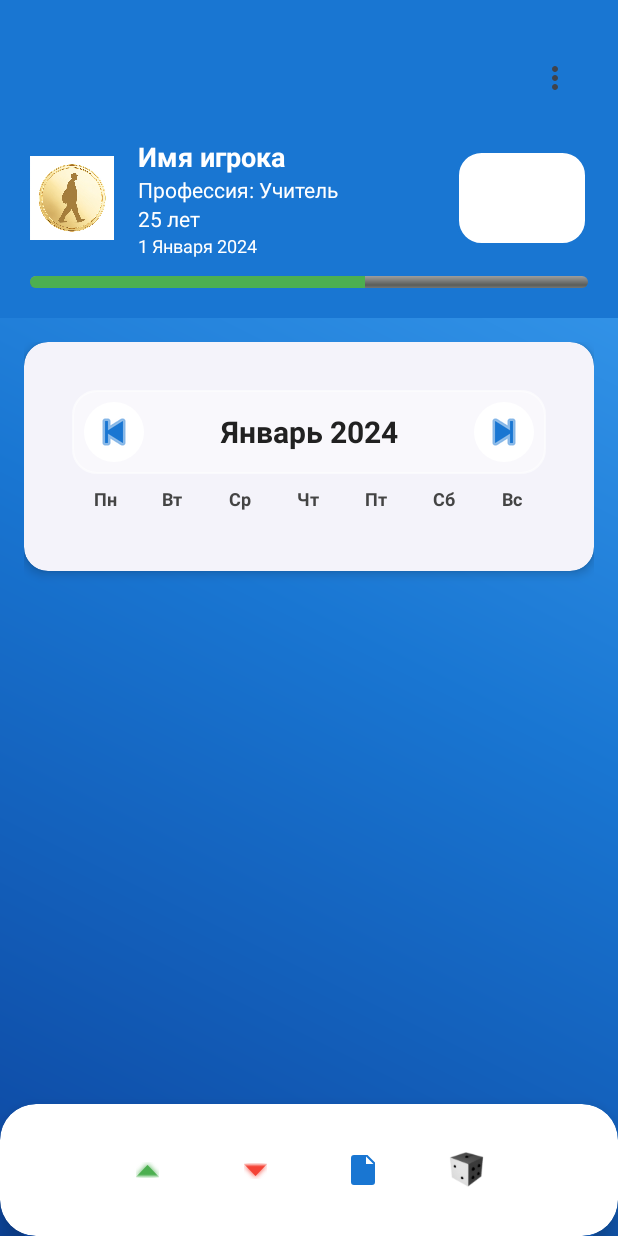
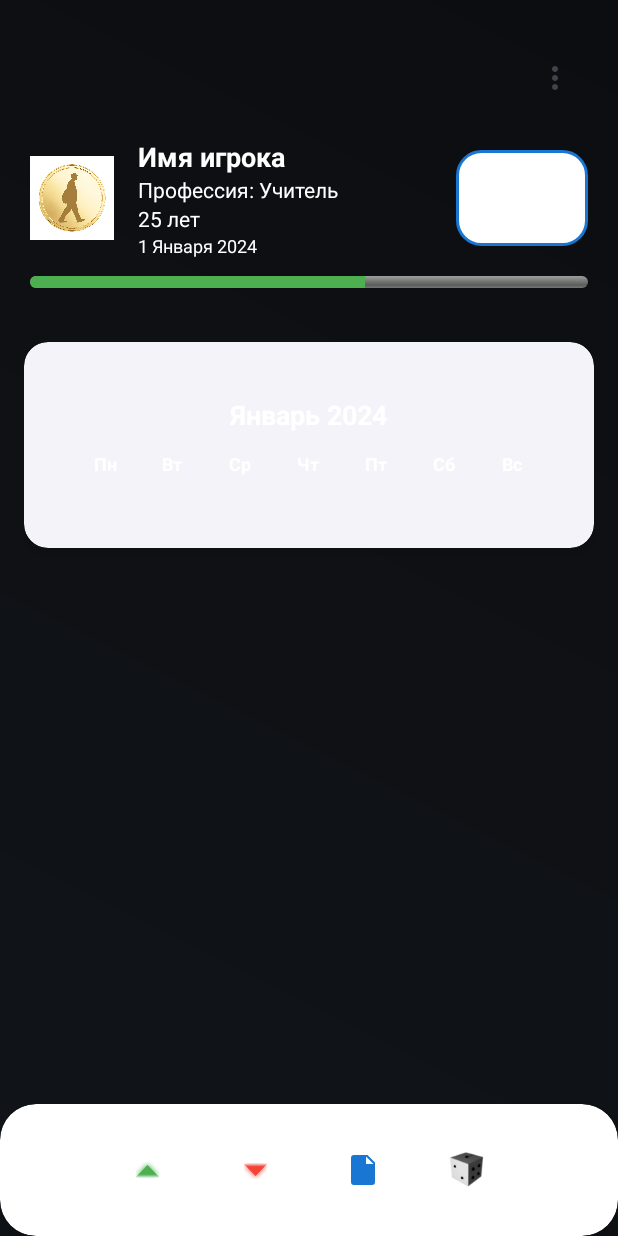
Before and after one commit to RobotAvi/MoneyGame, an Android app: the GameActivity screen opened directly, with no data from a screen before it, on a phone screen of 412 x 824 dp. Run offline under Robolectric (Android 15) with nearby library versions, the phone set to English and light mode, and no system bars; 1 statement that could not run was skipped.

Commit message:
Refactor calendar UI: simplify design, remove navigation, update colors
Co-authored-by: g7702457 <g7702457@crk.umn.edu>

```diff
--- a/app/src/main/res/drawable/bg_app_gradient.xml
+++ b/app/src/main/res/drawable/bg_app_gradient.xml
@@ -1,8 +1,8 @@
 <?xml version="1.0" encoding="utf-8"?>
 <shape xmlns:android="http://schemas.android.com/apk/res/android" android:shape="rectangle">
     <gradient
-        android:startColor="#0D47A1"
-        android:centerColor="#1976D2"
-        android:endColor="#42A5F5"
+        android:startColor="#101418"
+        android:centerColor="#0F1115"
+        android:endColor="#0B0D10"
         android:angle="45"/>
 </shape>
--- a/app/src/main/res/layout/activity_game.xml
+++ b/app/src/main/res/layout/activity_game.xml
@@ -7,19 +7,19 @@
     android:background="@drawable/bg_app_gradient">
 
     <!-- Верхняя панель -->
-    <com.google.android.material.appbar.AppBarLayout
-        android:id="@+id/headerPanel"
-        android:layout_width="match_parent"
-        android:layout_height="wrap_content"
-        android:background="@color/primary_color"
-        android:padding="20dp"
-        app:elevation="4dp">
+            <com.google.android.material.appbar.AppBarLayout
+            android:id="@+id/headerPanel"
+            android:layout_width="match_parent"
+            android:layout_height="wrap_content"
+            android:background="@android:color/transparent"
+            android:padding="20dp"
+            app:elevation="0dp">
 
         <com.google.android.material.appbar.MaterialToolbar
             android:id="@+id/toolbar"
             android:layout_width="match_parent"
             android:layout_height="wrap_content"
-            android:background="@color/primary_color"
+            android:background="@android:color/transparent"
             app:title=""
             app:titleTextColor="@android:color/transparent"
             app:navigationIconTint="@color/white"
@@ -287,45 +287,28 @@
                         android:layout_width="match_parent"
                         android:layout_height="wrap_content"
                         android:orientation="horizontal"
-                        android:gravity="center_vertical"
+                        android:gravity="center"
                         android:layout_marginBottom="8dp"
-                        android:background="@drawable/bg_header_chip"
-                        android:padding="8dp">
+                        android:background="@android:color/transparent"
+                        android:padding="4dp">
 
-                        <ImageButton
-                            android:id="@+id/btnPrevMonth"
+                        <Space
                             android:layout_width="40dp"
-                            android:layout_height="40dp"
-                            android:background="@drawable/btn_circle_bg"
-                            android:contentDescription="Предыдущий месяц"
-                            android:src="@android:drawable/ic_media_previous"
-                            android:tint="@color/primary_color"
-                            app:tint="@color/primary_color" />
+                            android:layout_height="1dp" />
 
                         <TextView
                             android:id="@+id/tvMonthLabel"
-                            android:layout_width="0dp"
+                            android:layout_width="wrap_content"
                             android:layout_height="wrap_content"
-                            android:layout_weight="1"
                             android:gravity="center"
                             android:text="Январь 2024"
                             android:textStyle="bold"
-                            android:textColor="@color/text_primary"
-                            android:shadowColor="#66FFFFFF"
-                            android:shadowDx="0"
-                            android:shadowDy="1"
-                            android:shadowRadius="2"
-                            android:textSize="20sp" />
+                            android:textColor="@color/white"
+                            android:textSize="18sp" />
 
-                        <ImageButton
-                            android:id="@+id/btnNextMonth"
+                        <Space
                             android:layout_width="40dp"
-                            android:layout_height="40dp"
-                            android:background="@drawable/btn_circle_bg"
-                            android:contentDescription="Следующий месяц"
-                            android:src="@android:drawable/ic_media_next"
-                            android:tint="@color/primary_color"
-                            app:tint="@color/primary_color" />
+                            android:layout_height="1dp" />
                     </LinearLayout>
 
                     <LinearLayout
@@ -341,7 +324,7 @@
                             android:layout_weight="1"
                             android:gravity="center"
                             android:text="Пн"
-                            android:textColor="@color/text_secondary"
+                            android:textColor="@color/white"
                             android:textStyle="bold"
                             android:textSize="12sp" />
 
@@ -351,7 +334,7 @@
                             android:layout_weight="1"
                             android:gravity="center"
                             android:text="Вт"
-                            android:textColor="@color/text_secondary"
+                            android:textColor="@color/white"
                             android:textStyle="bold"
                             android:textSize="12sp" />
 
@@ -361,7 +344,7 @@
                             android:layout_weight="1"
                             android:gravity="center"
                             android:text="Ср"
-                            android:textColor="@color/text_secondary"
+                            android:textColor="@color/white"
                             android:textStyle="bold"
                             android:textSize="12sp" />
 
@@ -371,7 +354,7 @@
                             android:layout_weight="1"
                             android:gravity="center"
                             android:text="Чт"
-                            android:textColor="@color/text_secondary"
+                            android:textColor="@color/white"
                             android:textStyle="bold"
                             android:textSize="12sp" />
 
@@ -381,7 +364,7 @@
                             android:layout_weight="1"
                             android:gravity="center"
                             android:text="Пт"
-                            android:textColor="@color/text_secondary"
+                            android:textColor="@color/white"
                             android:textStyle="bold"
                             android:textSize="12sp" />
 
@@ -391,7 +374,7 @@
                             android:layout_weight="1"
                             android:gravity="center"
                             android:text="Сб"
-                            android:textColor="@color/text_secondary"
+                            android:textColor="@color/white"
                             android:textStyle="bold"
                             android:textSize="12sp" />
 
@@ -401,7 +384,7 @@
                             android:layout_weight="1"
                             android:gravity="center"
                             android:text="Вс"
-                            android:textColor="@color/text_secondary"
+                            android:textColor="@color/white"
                             android:textStyle="bold"
                             android:textSize="12sp" />
                     </LinearLayout>
@@ -410,6 +393,7 @@
                         android:id="@+id/recyclerCalendar"
                         android:layout_width="match_parent"
                         android:layout_height="wrap_content"
+                        android:paddingBottom="8dp"
                         android:nestedScrollingEnabled="false" />
                 </LinearLayout>
             </com.google.android.material.card.MaterialCardView>
--- a/app/src/main/res/values/themes.xml
+++ b/app/src/main/res/values/themes.xml
@@ -19,7 +19,7 @@
         <item name="colorOnSurface">@color/text_primary</item>
 
         <!-- Status bar color -->
-        <item name="android:statusBarColor">?attr/colorPrimaryVariant</item>
+        <item name="android:statusBarColor">@android:color/transparent</item>
 
         <!-- Customize your theme here -->
         <item name="windowActionBar">false</item>
```
Also changed, not shown: app/src/main/java/com/financialsuccess/game/GameActivity.kt (+4 -38 lines), app/src/main/java/com/financialsuccess/game/adapters/CalendarAdapter.kt (+16 -12 lines), app/src/main/res/layout/item_calendar_day.xml (+14 -19 lines).
